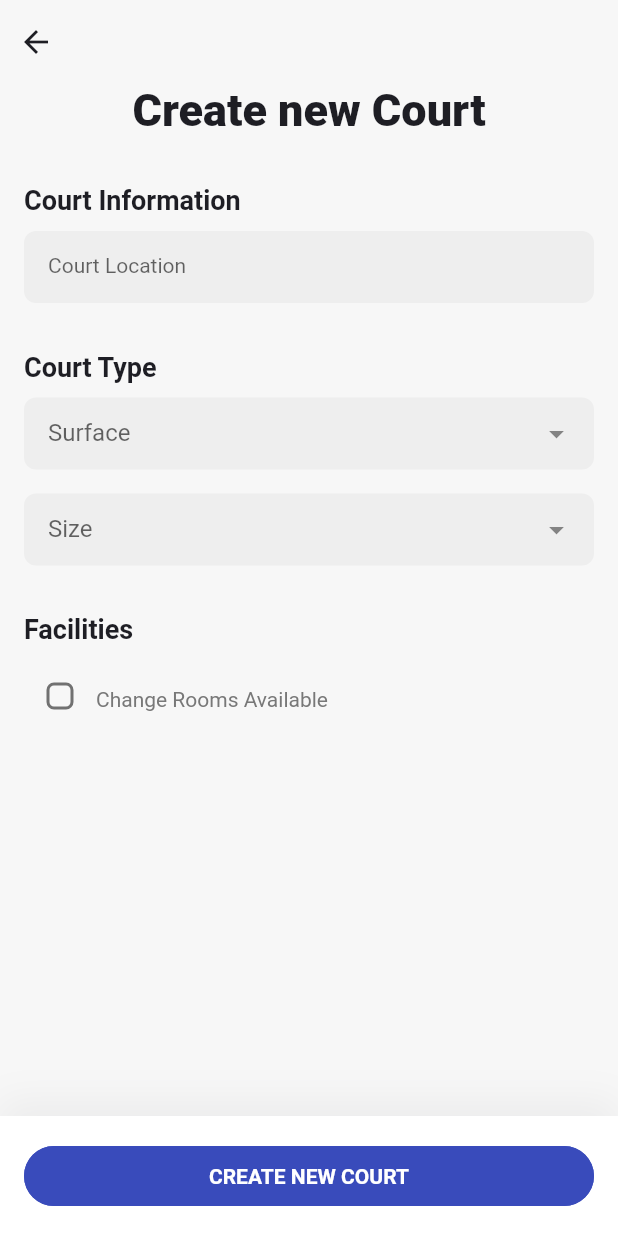
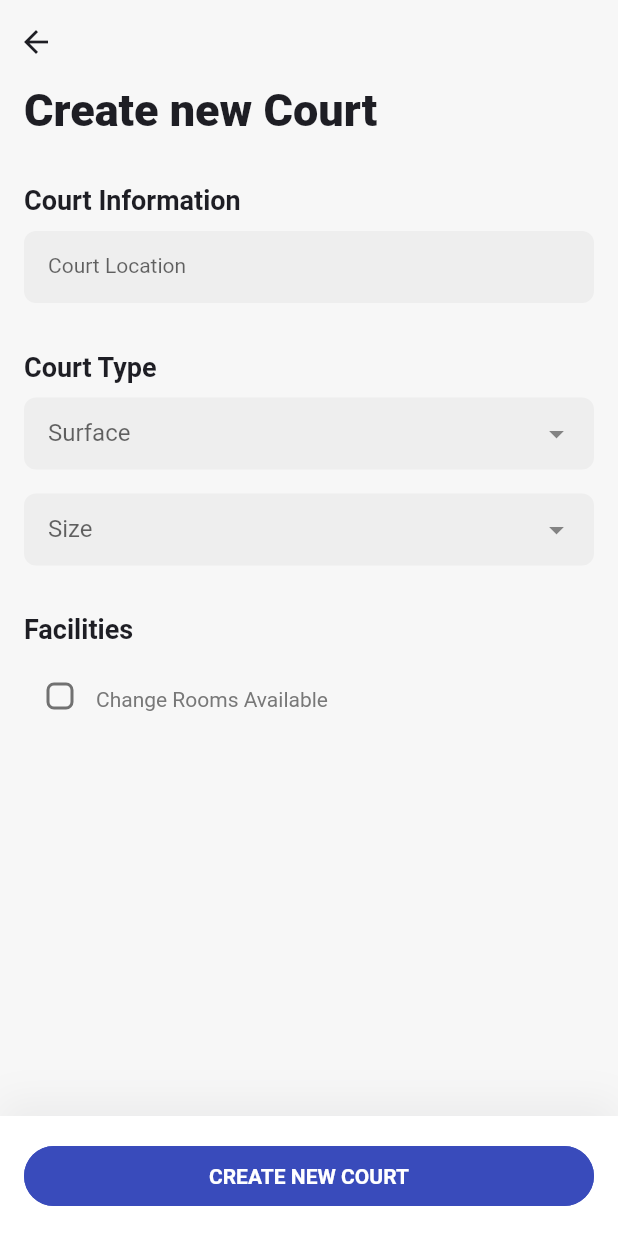
Before and after one commit to alexlipa91/nutmeg-flutter, a Flutter app: the CreateCourt widget shown alone on an empty page, opened directly, on a phone screen of 412 x 824 dp. Run offline on Flutter 3.47's test engine with Material 2 defaults, Android fonts, the phone set to English and light mode, and no system bars; drawn by our look-alikes of flutter_typeahead; our stand-ins replace auto_route, badges, cached_network_image, carousel_slider, charts_flutter, cloud_firestore and 32 more; missing offline and left inert: circle_flags, firebase_performance, flutter_facebook_auth, flutter_web_frame, google_place, map_launcher and 2 more; accounts and stored records are empty; generated files the repository leaves out were written again.

Commit message:
alignment

```diff
--- a/lib/screens/CreateCourt.dart
+++ b/lib/screens/CreateCourt.dart
@@ -47,7 +47,9 @@ class CreateCourtState extends State<CreateCourt> {
         widgets: [
           Center(child: Container(
             width: 700,
-            child: Column(children: [
+            child: Column(
+              crossAxisAlignment: CrossAxisAlignment.start,
+              children: [
               Text(
                   AppLocalizations.of(context)!.createNewCourtText,
                   style: TextPalette.h1Default),
```
